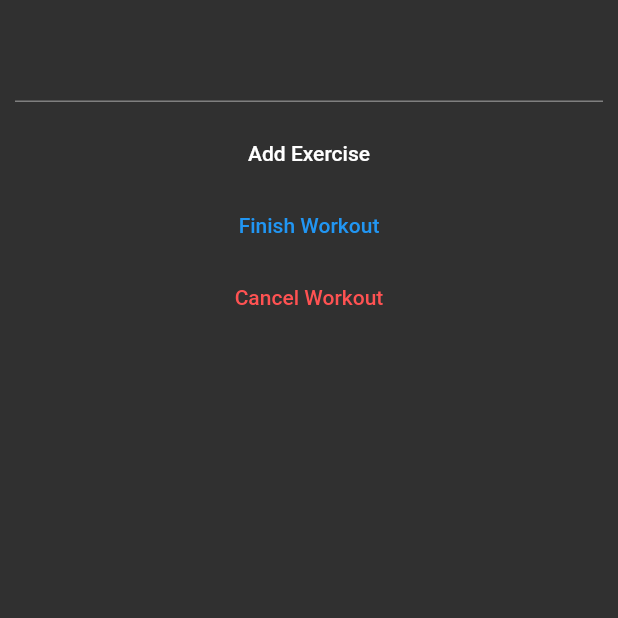
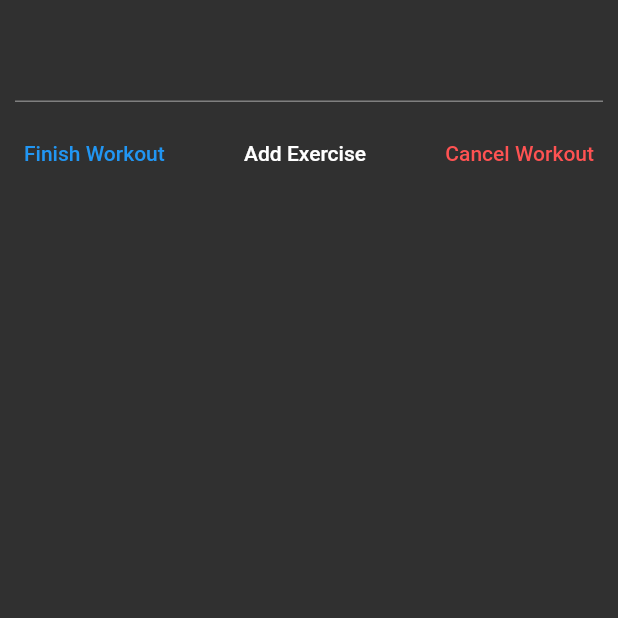
Before and after one commit to bartek87m/training_log_flutter, a Flutter app: the ActiveTrainingPage screen opened by its route, on a phone screen of 412 x 824 dp, the top half of it. Run offline on Flutter 3.47's test engine with Material 2 defaults, Android fonts, the phone set to English and light mode, and no system bars; our stand-ins replace auto_route, bloc, cloud_firestore, dartz, firebase_auth, firebase_core and 7 more; accounts and stored records are empty; generated files the repository leaves out were written again; statements that could not run were skipped.

```diff
--- a/lib/presentation/routes/router.dart
+++ b/lib/presentation/routes/router.dart
@@ -3,7 +3,7 @@ import 'package:training_log/presentation/auth/createAccount/create_account_page
 import 'package:training_log/presentation/auth/signIn/sign_in_page.dart';
 import 'package:training_log/presentation/splash/splash_page.dart';
 import 'package:training_log/presentation/training/active_training_page.dart';
-import 'package:training_log/presentation/training/overview_workoutPage.dart';
+import 'package:training_log/presentation/training/historicalWorkoutView.dart';
 import 'package:training_log/presentation/training/trainings_page.dart';
 
 @MaterialAutoRouter(
--- a/lib/presentation/training/active_training_page.dart
+++ b/lib/presentation/training/active_training_page.dart
@@ -64,6 +64,20 @@ class ActiveTrainingPage extends HookWidget {
                     : <Widget>[Container()],
               ),
             ),
+            Row(
+              mainAxisAlignment: MainAxisAlignment.spaceBetween,
+              children: [
+                FlatButton(
+                  onPressed: () => context
+                      .read<WorkoutBloc>()
+                      .add(WorkoutEvent.finishWorkout()),
+                  splashColor: Colors.transparent,
+                  highlightColor: Colors.transparent,
+                  child: const Text(
+                    'Finish Workout',
+                    style: TextStyle(color: Colors.blue),
+                  ),
+                ),
                 FlatButton(
                   onPressed: () => {
                     context
@@ -76,18 +90,9 @@ class ActiveTrainingPage extends HookWidget {
                   child: const Text('Add Exercise'),
                 ),
                 FlatButton(
-              onPressed: () =>
-                  context.read<WorkoutBloc>().add(WorkoutEvent.finishWorkout()),
-              splashColor: Colors.transparent,
-              highlightColor: Colors.transparent,
-              child: const Text(
-                'Finish Workout',
-                style: TextStyle(color: Colors.blue),
-              ),
-            ),
-            FlatButton(
-              onPressed: () =>
-                  context.read<WorkoutBloc>().add(WorkoutEvent.cancelWorkout()),
+                  onPressed: () => context
+                      .read<WorkoutBloc>()
+                      .add(WorkoutEvent.cancelWorkout()),
                   splashColor: Colors.transparent,
                   highlightColor: Colors.transparent,
                   child: const Text(
@@ -96,6 +101,8 @@ class ActiveTrainingPage extends HookWidget {
                   ),
                 ),
               ],
+            ),
+          ],
         )),
       );
     });
--- a/lib/presentation/training/widgets/workoutsViewsWidget.dart
+++ b/lib/presentation/training/widgets/workoutsViewsWidget.dart
@@ -20,7 +20,7 @@ class WorkoutsViewsWidget extends StatelessWidget {
                 return ListView.builder(
                     itemCount: state.workouts.length,
                     itemBuilder: (context, index) {
-                      return GestureDetector(
+                      return InkWell(
                           onTap: () => ExtendedNavigator.of(context).push(
                               Routes.overviewWorkoutPage,
                               arguments: OverviewWorkoutPageArguments(
```
Also changed, not shown: lib/presentation/training/historicalWorkoutView.dart (renamed from lib/presentation/training/overview_workoutPage.dart, +15 -14 lines), lib/presentation/training/widgets/customTextFormField.dart (+3 -5 lines), lib/presentation/training/widgets/exerciseWidget.dart (+15 -11 lines), lib/presentation/routes/router.gr.dart. Lines whose indentation alone changed are shown as unchanged.
